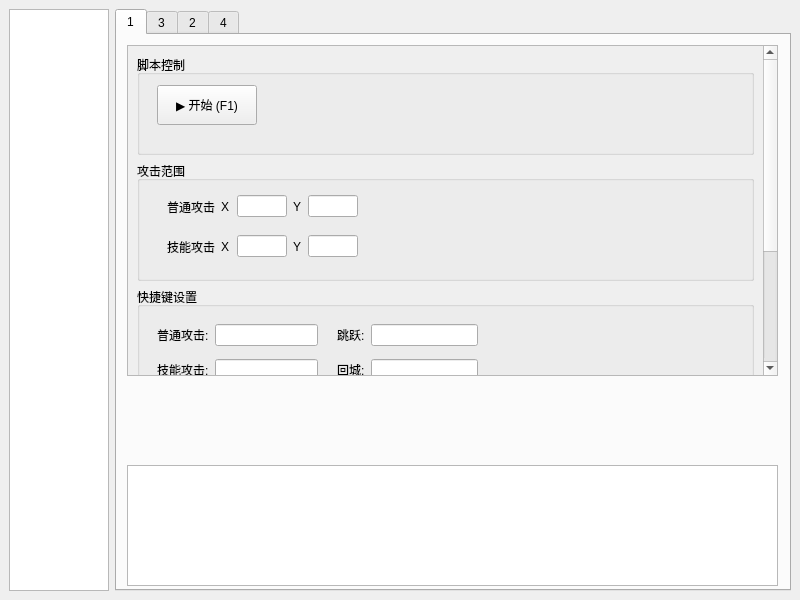
kinvcode/BattleMush, file mainwindow.ui: the form before one commit.
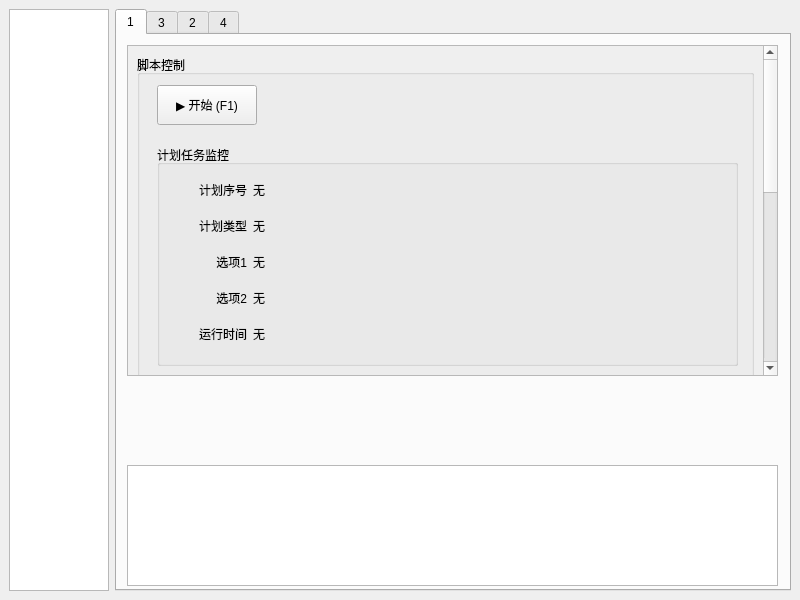
The form after the commit. The open tabs and pages were chosen to show the change. Custom widgets are drawn as their Qt base class.

Commit message: 计划任务监控UI完成

The edit to the form file:
```diff
--- a/mainwindow.ui
+++ b/mainwindow.ui
@@ -83,9 +83,9 @@
            <property name="geometry">
             <rect>
              <x>0</x>
-             <y>0</y>
+             <y>-79</y>
              <width>635</width>
-             <height>518</height>
+             <height>748</height>
             </rect>
            </property>
            <layout class="QVBoxLayout" name="verticalLayout_4">
@@ -102,7 +102,13 @@
                 <property name="minimumSize">
                  <size>
                   <width>0</width>
-                  <height>100</height>
+                  <height>330</height>
+                 </size>
+                </property>
+                <property name="maximumSize">
+                 <size>
+                  <width>16777215</width>
+                  <height>330</height>
                  </size>
                 </property>
                 <property name="title">
@@ -136,6 +142,146 @@
                   <bool>false</bool>
                  </property>
                 </widget>
+                <widget class="QGroupBox" name="groupBox_6">
+                 <property name="geometry">
+                  <rect>
+                   <x>20</x>
+                   <y>90</y>
+                   <width>581</width>
+                   <height>221</height>
+                  </rect>
+                 </property>
+                 <property name="title">
+                  <string>计划任务监控</string>
+                 </property>
+                 <widget class="QWidget" name="formLayoutWidget">
+                  <property name="geometry">
+                   <rect>
+                    <x>10</x>
+                    <y>30</y>
+                    <width>561</width>
+                    <height>181</height>
+                   </rect>
+                  </property>
+                  <layout class="QFormLayout" name="formLayout">
+                   <item row="0" column="0">
+                    <widget class="QLabel" name="label_task_id_label">
+                     <property name="minimumSize">
+                      <size>
+                       <width>80</width>
+                       <height>30</height>
+                      </size>
+                     </property>
+                     <property name="text">
+                      <string>计划序号</string>
+                     </property>
+                     <property name="alignment">
+                      <set>Qt::AlignRight|Qt::AlignTrailing|Qt::AlignVCenter</set>
+                     </property>
+                    </widget>
+                   </item>
+                   <item row="0" column="1">
+                    <widget class="QLabel" name="label_task_id_text">
+                     <property name="text">
+                      <string>无</string>
+                     </property>
+                    </widget>
+                   </item>
+                   <item row="1" column="0">
+                    <widget class="QLabel" name="label_task_type_label">
+                     <property name="minimumSize">
+                      <size>
+                       <width>80</width>
+                       <height>30</height>
+                      </size>
+                     </property>
+                     <property name="text">
+                      <string>计划类型</string>
+                     </property>
+                     <property name="alignment">
+                      <set>Qt::AlignRight|Qt::AlignTrailing|Qt::AlignVCenter</set>
+                     </property>
+                    </widget>
+                   </item>
+                   <item row="1" column="1">
+                    <widget class="QLabel" name="label_task_type_text">
+                     <property name="text">
+                      <string>无</string>
+                     </property>
+                    </widget>
+                   </item>
+                   <item row="2" column="0">
+                    <widget class="QLabel" name="label_task_op1_label">
+                     <property name="minimumSize">
+                      <size>
+                       <width>80</width>
+                       <height>30</height>
+                      </size>
+                     </property>
+                     <property name="text">
+                      <string>选项1</string>
+                     </property>
+                     <property name="alignment">
+                      <set>Qt::AlignRight|Qt::AlignTrailing|Qt::AlignVCenter</set>
+                     </property>
+                    </widget>
+                   </item>
+                   <item row="2" column="1">
+                    <widget class="QLabel" name="label_task_op1_text">
+                     <property name="text">
+                      <string>无</string>
+                     </property>
+                    </widget>
+                   </item>
+                   <item row="3" column="0">
+                    <widget class="QLabel" name="label_task_op2_label">
+                     <property name="minimumSize">
+                      <size>
+                       <width>80</width>
+                       <height>30</height>
+                      </size>
+                     </property>
+                     <property name="text">
+                      <string>选项2</string>
+                     </property>
+                     <property name="alignment">
+                      <set>Qt::AlignRight|Qt::AlignTrailing|Qt::AlignVCenter</set>
+                     </property>
+                    </widget>
+                   </item>
+                   <item row="3" column="1">
+                    <widget class="QLabel" name="label_task_op2_text">
+                     <property name="text">
+                      <string>无</string>
+                     </property>
+                    </widget>
+                   </item>
+                   <item row="4" column="0">
+                    <widget class="QLabel" name="label_task_time_label">
+                     <property name="minimumSize">
+                      <size>
+                       <width>80</width>
+                       <height>30</height>
+                      </size>
+                     </property>
+                     <property name="text">
+                      <string>运行时间</string>
+                     </property>
+                     <property name="alignment">
+                      <set>Qt::AlignRight|Qt::AlignTrailing|Qt::AlignVCenter</set>
+                     </property>
+                    </widget>
+                   </item>
+                   <item row="4" column="1">
+                    <widget class="QLabel" name="label_task_time_text">
+                     <property name="text">
+                      <string>无</string>
+                     </property>
+                    </widget>
+                   </item>
+                  </layout>
+                 </widget>
+                </widget>
                </widget>
               </item>
               <item>
```
Left out of the diff: 2 changed lines with no effect on the pictures. The commit also changes 3 other files.
